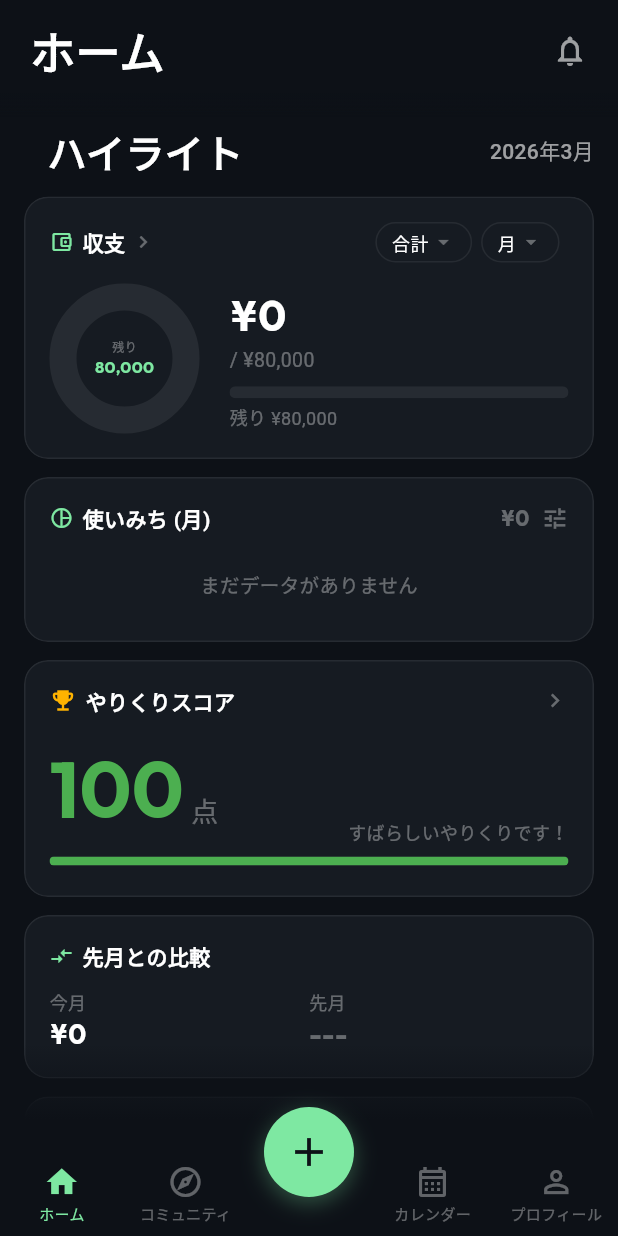
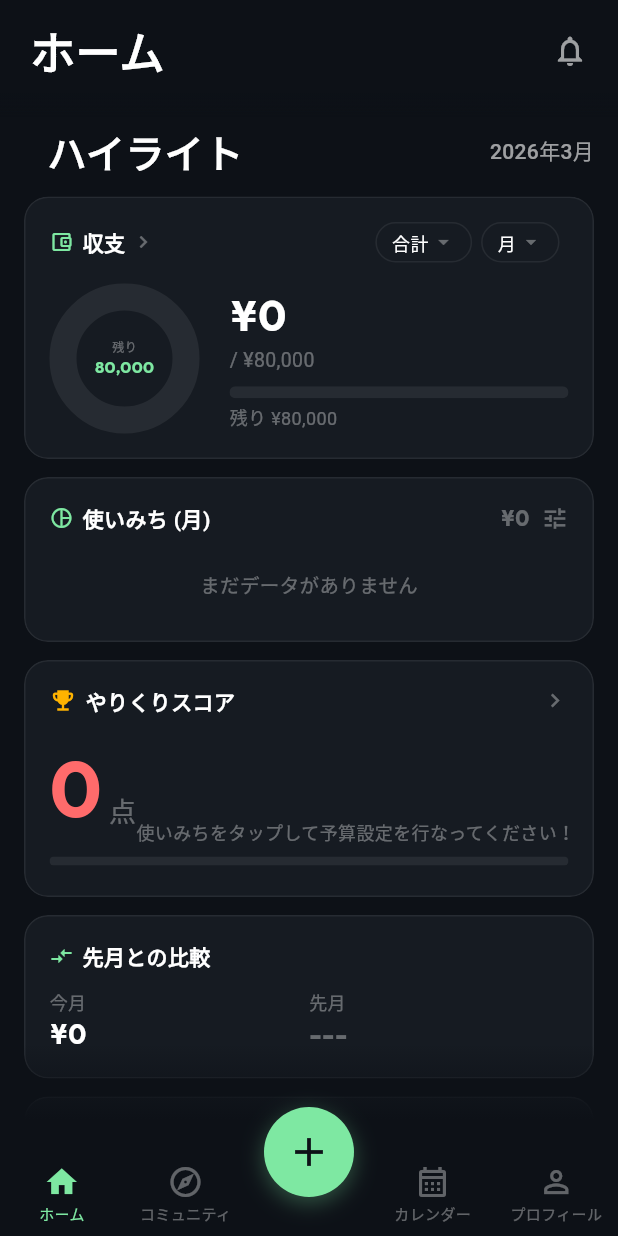
Before and after one commit to Ben2560/camill, a Flutter app: the screen it shows once a user with an empty profile is signed in, on a phone screen of 412 x 824 dp. Run offline on Flutter 3.47's test engine with Material 3 defaults, Android fonts, the phone set to English and light mode, and no system bars; drawn by our look-alikes of fl_chart; our stand-ins replace firebase_auth, firebase_core, flutter_image_compress, flutter_riverpod, geolocator, go_router and 5 more; accounts and stored records are empty; network calls fail; Roboto replaces fonts that are missing (Zen Maru Gothic).

Commit message:
feat: 月スワイプをデータがある月のみに制限＆スコア0点スタート化
- active-months APIで取得した月のみPageViewに表示（端はバウンスで戻る）
- 新規ユーザーはスコア0点から開始
- 予算未設定時は「使いみちをタップして予算設定を行なってください！」を表示

Co-Authored-By: Claude Opus 4.6 <noreply@anthropic.com>

```diff
--- a/lib/features/home/screens/home_screen.dart
+++ b/lib/features/home/screens/home_screen.dart
@@ -14,6 +14,7 @@ import '../../../shared/services/api_service.dart';
 import '../../../shared/widgets/camill_card.dart';
 import '../../../shared/widgets/pull_to_refresh.dart';
 import '../../coupon/services/coupon_service.dart';
+import '../../receipt/services/receipt_service.dart';
 import 'category_budget_screen.dart';
 
 class HomeScreen extends StatefulWidget {
@@ -24,10 +25,13 @@ class HomeScreen extends StatefulWidget {
 }
 
 class _HomeScreenState extends State<HomeScreen> {
-  static const _centerPage = 500;
-
-  late final PageController _pageController;
   final _now = DateTime(DateTime.now().year, DateTime.now().month);
+
+  // データがある月だけナビゲーション可能にする
+  final _receiptService = ReceiptService();
+  List<DateTime> _availableMonths = [];
+  int _monthsVersion = 0; // PageView 再構築用キー
+  PageController _pageController = PageController();
 
   // プラン情報（アップグレードモーダル用）
   int _analysisLimit = 10;
@@ -65,7 +69,10 @@ class _HomeScreenState extends State<HomeScreen> {
   @override
   void initState() {
     super.initState();
-    _pageController = PageController(initialPage: _centerPage);
+    // 初期状態は今月のみ表示（APIレスポンス後に更新）
+    _availableMonths = [_now];
+    _pageController = PageController(initialPage: 0);
+    _loadAvailableMonths();
     _loadBudget();
     _loadCategoryBudgets();
     _loadHomeLayout();
@@ -81,10 +88,34 @@ class _HomeScreenState extends State<HomeScreen> {
     super.dispose();
   }
 
-  DateTime _monthForPage(int page) {
-    final diff = page - _centerPage;
-    return DateTime(_now.year, _now.month + diff);
-  }
+  /// データがある月の一覧を取得して PageView を再構築
+  Future<void> _loadAvailableMonths() async {
+    try {
+      final rawMonths = await _receiptService.getActiveMonths();
+      final months = rawMonths.map((s) {
+        final parts = s.split('-');
+        return DateTime(int.parse(parts[0]), int.parse(parts[1]));
+      }).toList();
+
+      // 今月は常に含める
+      if (!months.any((m) => m.year == _now.year && m.month == _now.month)) {
+        months.add(_now);
+      }
+      months.sort((a, b) => a.compareTo(b));
+
+      if (!mounted) return;
+      _pageController.dispose();
+      setState(() {
+        _availableMonths = months;
+        _pageController = PageController(initialPage: months.length - 1);
+        _monthsVersion++;
+      });
+    } catch (_) {
+      // API未実装・エラー時は今月のみ（初期状態のまま）
+    }
+  }
+
+  DateTime _monthForPage(int page) => _availableMonths[page];
 
   Future<void> _loadTodayCoupons() async {
     try {
@@ -535,11 +566,15 @@ class _HomeScreenState extends State<HomeScreen> {
                 child: Stack(
                   children: [
                     PageView.builder(
+                        key: ValueKey(_monthsVersion),
                         controller: _pageController,
-                        itemCount: _centerPage + 1,
+                        physics: const BouncingScrollPhysics(
+                          parent: AlwaysScrollableScrollPhysics(),
+                        ),
+                        itemCount: _availableMonths.length,
                         onPageChanged: (_) => _navProgress.value = 0.0,
                         itemBuilder: (context, page) => _HomeMonthPage(
-                          key: ValueKey(page),
+                          key: ValueKey(_availableMonths[page]),
                           month: _monthForPage(page),
                           budget: _budget,
                           categoryBudgets: _categoryBudgets,
@@ -742,7 +777,7 @@ class _HomeMonthPageState extends State<_HomeMonthPage>
             yearMonth: DateFormat('yyyy-MM').format(widget.month),
             totalExpense: 0,
             totalIncome: 0,
-            score: 100,
+            score: 0,
             byCategory: [],
             recentReceipts: [],
           );
@@ -1712,13 +1747,16 @@ class _HomeMonthPageState extends State<_HomeMonthPage>
   }
 
   Widget _buildScoreCard(CamillColors colors) {
-    final score = _summary?.score ?? 100;
+    final score = _summary?.score ?? 0;
+    final hasBudget = widget.categoryBudgets.values.any((v) => v > 0);
     final scoreColor = score >= 80
         ? colors.success
         : score >= 60
         ? colors.primary
         : colors.danger;
-    final message = score >= 90
+    final message = !hasBudget
+        ? '使いみちをタップして予算設定を行なってください！'
+        : score >= 90
         ? 'すばらしいやりくりです！'
         : score >= 80
         ? '予算内に収まっています'
--- a/lib/shared/models/summary_model.dart
+++ b/lib/shared/models/summary_model.dart
@@ -177,7 +177,7 @@ class MonthlySummary {
         yearMonth: json['year_month'] as String,
         totalExpense: (json['total_expense'] as num).toInt(),
         totalIncome: (json['total_income'] as num? ?? 0).toInt(),
-        score: (json['score'] as num? ?? 100).toInt(),
+        score: (json['score'] as num? ?? 0).toInt(),
         byCategory: (json['by_category'] as List<dynamic>)
             .map((e) => CategorySummary.fromJson(e as Map<String, dynamic>))
             .toList(),
```
Also changed, not shown: lib/features/receipt/services/receipt_service.dart (+7 -0 lines).
